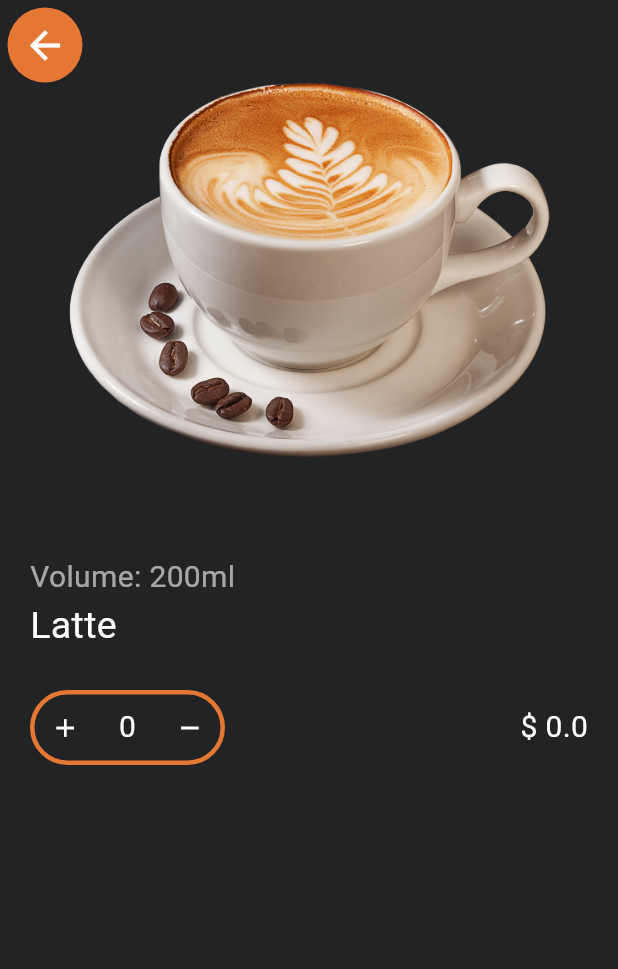
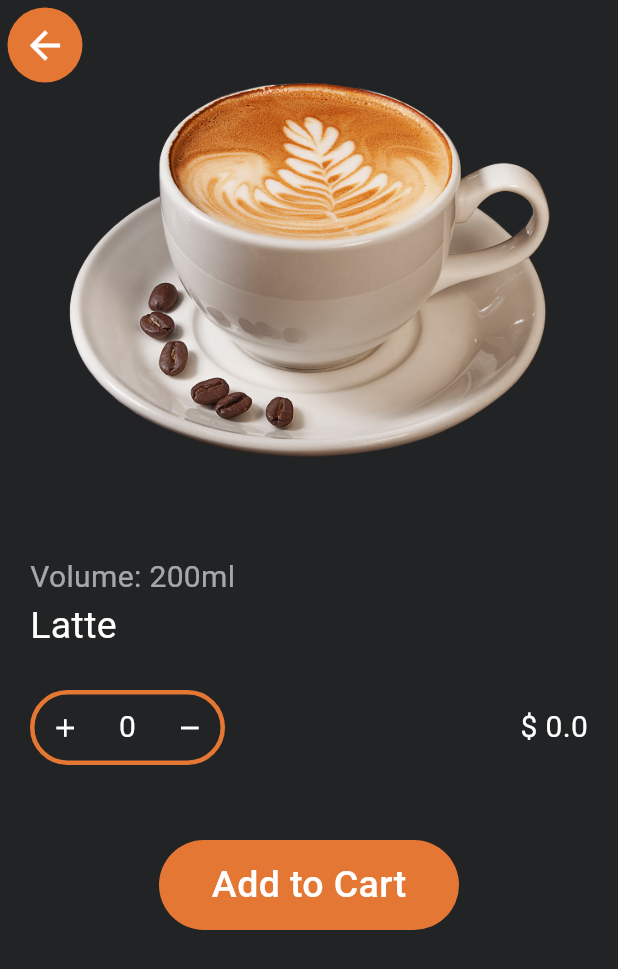
Before and after one commit to YorranPetrick/Coffe_Shop_App, a Flutter app: the HomePage screen opened directly, after a tap on "Latte", on a phone screen of 412 x 824 dp. Shown: the top 969 px of the screen. Run offline on Flutter 3.47's test engine with Material 3 defaults, Android fonts, the phone set to English and light mode, and no system bars.

```diff
--- a/lib/components/coffee_quantity_value.dart
+++ b/lib/components/coffee_quantity_value.dart
@@ -1,4 +1,6 @@
 import 'package:flutter/material.dart';
+
+import '../pages/coffee_shopping.dart';
 
 class CoffeQuantityValue extends StatefulWidget {
   final double valueCoffeeVariable;
@@ -15,7 +17,9 @@ class _CoffeQuantityValueState extends State<CoffeQuantityValue> {
 
   @override
   Widget build(BuildContext context) {
-    return Row(
+    return Column(
+      children: [
+        Row(
           mainAxisAlignment: MainAxisAlignment.spaceBetween,
           children: [
             Container(
@@ -35,7 +39,8 @@ class _CoffeQuantityValueState extends State<CoffeQuantityValue> {
                     onTap: () {
                       setState(() {
                         quantityCoffe++;
-                    valueCoffee = widget.valueCoffeeVariable * quantityCoffe;
+                        valueCoffee =
+                            widget.valueCoffeeVariable * quantityCoffe;
                         //print(quantityCoffe);
                         //print(valueCoffee);
                       });
@@ -57,7 +62,8 @@ class _CoffeQuantityValueState extends State<CoffeQuantityValue> {
                       if (quantityCoffe > 0) {
                         setState(() {
                           quantityCoffe--;
-                      valueCoffee = widget.valueCoffeeVariable * quantityCoffe;
+                          valueCoffee =
+                              widget.valueCoffeeVariable * quantityCoffe;
                           //print(quantityCoffe);
                           //print(valueCoffee);
                         });
@@ -82,6 +88,43 @@ class _CoffeQuantityValueState extends State<CoffeQuantityValue> {
               ),
             ),
           ],
+        ),
+        const SizedBox(
+          height: 50,
+        ),
+        //Botão de Add ao Cart
+        Center(
+          child: InkWell(
+            onTap: () {
+              Navigator.push(
+                context,
+                MaterialPageRoute(
+                  builder: (context) => CoffeeShopping(
+                    valueCoffee: '$valueCoffee',
+                  ),
+                ),
+              );
+            },
+            child: Container(
+              alignment: Alignment.center,
+              width: 200,
+              height: 60,
+              decoration: BoxDecoration(
+                color: Color(0xFFE57734),
+                borderRadius: BorderRadius.circular(30),
+              ),
+              child: Text(
+                'Add to Cart',
+                style: const TextStyle(
+                  color: Colors.white,
+                  fontSize: 25,
+                  fontWeight: FontWeight.w500,
+                ),
+              ),
+            ),
+          ),
+        ),
+      ],
     );
   }
 }
--- a/lib/components/gridview_coffe.dart
+++ b/lib/components/gridview_coffe.dart
@@ -17,25 +17,25 @@ class GradViewCoffe extends StatelessWidget {
           mainAxisSpacing: 8,
           crossAxisSpacing: 8,
           children: [
-            const CardGridView(
+            CardGridView(
               coffeeImage: 'assets/images/Latte.png',
               nameCoffee: 'Latte',
               descriptionCoffee: 'Volume: 200ml',
               valueCoffee: '30',
             ),
-            const CardGridView(
+            CardGridView(
               coffeeImage: 'assets/images/Espresso.png',
               nameCoffee: 'Espresso',
               descriptionCoffee: 'Volume: 150ml',
               valueCoffee: '25',
             ),
-            const CardGridView(
+            CardGridView(
               coffeeImage: 'assets/images/Black Coffee.png',
               nameCoffee: 'Black Coffee',
               descriptionCoffee: 'Volume: 150ml',
               valueCoffee: '15',
             ),
-            const CardGridView(
+            CardGridView(
               coffeeImage: 'assets/images/Cold Coffee.png',
               nameCoffee: 'Cold Coffee',
               descriptionCoffee: 'Volume: 600ml',
--- a/lib/components/image_background_appbar.dart
+++ b/lib/components/image_background_appbar.dart
@@ -1,4 +1,6 @@
 import 'package:flutter/material.dart';
+
+import '../reusable_widgets/back_button.dart';
 
 class ImageBackgroundAppBar extends StatelessWidget {
   final String imageCoffe;
@@ -10,33 +12,7 @@ class ImageBackgroundAppBar extends StatelessWidget {
   Widget build(BuildContext context) {
     return Column(
       children: [
-        Container(
-          padding: const EdgeInsets.only(
-            top: 5,
-            left: 5,
-          ),
-          alignment: Alignment.centerLeft,
-          width: double.infinity,
-          //Criação do botão para retornar a pagina Home
-          child: InkWell(
-            onTap: () {
-              Navigator.pop(context);
-            },
-            child: Container(
-              width: 50,
-              height: 50,
-              decoration: BoxDecoration(
-                color: const Color(0xFFE57734),
-                borderRadius: BorderRadius.circular(50),
-              ),
-              child: const Icon(
-                Icons.arrow_back,
-                size: 30,
-                color: Colors.white,
-              ),
-            ),
-          ),
-        ),
+        const BackkButton(),
         Container(
           padding: const EdgeInsets.only(bottom: 50),
           width: double.infinity,
--- a/lib/pages/home_page.dart
+++ b/lib/pages/home_page.dart
@@ -22,7 +22,7 @@ class HomePage extends StatelessWidget {
           const Padding(
             padding: EdgeInsets.only(right: 5),
             child: Icon(
-              Icons.notifications,
+              Icons.shopping_cart,
               size: 32,
             ),
           ),
--- a/lib/pages/page_details_coffee.dart
+++ b/lib/pages/page_details_coffee.dart
@@ -1,5 +1,4 @@
 import 'package:flutter/material.dart';
-
 import '../components/coffee_quantity_value.dart';
 import '../components/image_background_appbar.dart';
 
@@ -39,8 +38,6 @@ class _PageDetailsCoffeeState extends State<PageDetailsCoffee> {
           Padding(
             padding: const EdgeInsets.only(left: 20, right: 20),
             child: Expanded(
-              child: SizedBox(
-                width: double.infinity,
               child: Column(
                 crossAxisAlignment: CrossAxisAlignment.start,
                 children: [
@@ -66,11 +63,7 @@ class _PageDetailsCoffeeState extends State<PageDetailsCoffee> {
                             widget.valueCoffeePageDetails) ??
                         0.0, // caso o valor do tryParse seja nulo o valor a ser passado para a variavel será 0.0
                   ),
-                    const SizedBox(
-                      height: 20,
-                    ),
                 ],
-                ),
               ),
             ),
           )
--- /dev/null
+++ b/lib/reusable_widgets/back_button.dart
@@ -0,0 +1,36 @@
+import 'package:flutter/material.dart';
+
+class BackkButton extends StatelessWidget {
+  const BackkButton({Key? key}) : super(key: key);
+
+  @override
+  Widget build(BuildContext context) {
+    return Container(
+      padding: const EdgeInsets.only(
+        top: 5,
+        left: 5,
+      ),
+      alignment: Alignment.centerLeft,
+      width: double.infinity,
+      //Criação do botão para retornar a pagina Home
+      child: InkWell(
+        onTap: () {
+          Navigator.pop(context);
+        },
+        child: Container(
+          width: 50,
+          height: 50,
+          decoration: BoxDecoration(
+            color: const Color(0xFFE57734),
+            borderRadius: BorderRadius.circular(50),
+          ),
+          child: const Icon(
+            Icons.arrow_back,
+            size: 30,
+            color: Colors.white,
+          ),
+        ),
+      ),
+    );
+  }
+}
--- a/lib/reusable_widgets/card_gridview.dart
+++ b/lib/reusable_widgets/card_gridview.dart
@@ -1,19 +1,27 @@
 import 'package:flutter/material.dart';
 import '../pages/page_details_coffee.dart';
 
-class CardGridView extends StatelessWidget {
+class CardGridView extends StatefulWidget {
   final String coffeeImage;
   final String nameCoffee;
   final String descriptionCoffee;
   final String valueCoffee;
 
-  const CardGridView(
+  CardGridView(
       {required this.coffeeImage,
       required this.nameCoffee,
       required this.descriptionCoffee,
       required this.valueCoffee,
       Key? key})
       : super(key: key);
+
+  @override
+  State<CardGridView> createState() => _CardGridViewState();
+}
+
+class _CardGridViewState extends State<CardGridView> {
+  bool iconFavoriteColor = false;
+  bool containerIconFavorite = false;
 
   @override
   Widget build(BuildContext context) {
@@ -23,10 +31,10 @@ class CardGridView extends StatelessWidget {
           context,
           MaterialPageRoute(
               builder: (context) => PageDetailsCoffee(
-                    coffeeImagePageDetails: coffeeImage,
-                    nameCoffeePageDetails: nameCoffee,
-                    descriptionCoffeePageDetails: descriptionCoffee,
-                    valueCoffeePageDetails: valueCoffee,
+                    coffeeImagePageDetails: widget.coffeeImage,
+                    nameCoffeePageDetails: widget.nameCoffee,
+                    descriptionCoffeePageDetails: widget.descriptionCoffee,
+                    valueCoffeePageDetails: widget.valueCoffee,
                   )),
         );
       },
@@ -42,12 +50,12 @@ class CardGridView extends StatelessWidget {
             SizedBox(
               width: 100,
               height: 100,
-              child: Image.asset(coffeeImage),
+              child: Image.asset(widget.coffeeImage),
             ),
             SizedBox(
               width: double.infinity,
               child: Text(
-                nameCoffee,
+                widget.nameCoffee,
                 style: const TextStyle(
                   color: Colors.white,
                   fontSize: 20,
@@ -57,7 +65,7 @@ class CardGridView extends StatelessWidget {
             SizedBox(
               width: double.infinity,
               child: Text(
-                descriptionCoffee,
+                widget.descriptionCoffee,
                 style: const TextStyle(
                   color: Colors.white60,
                   fontSize: 16,
@@ -68,7 +76,7 @@ class CardGridView extends StatelessWidget {
               mainAxisAlignment: MainAxisAlignment.spaceBetween,
               children: [
                 Text(
-                  '\$ $valueCoffee',
+                  '\$ ${widget.valueCoffee}',
                   style: const TextStyle(
                     color: Colors.white,
                     fontSize: 16,
@@ -77,15 +85,33 @@ class CardGridView extends StatelessWidget {
                 Container(
                   width: 50,
                   height: 50,
-                  decoration: const BoxDecoration(
-                    color: Color(0xFFE57734),
-                    borderRadius: BorderRadius.only(
+                  decoration: BoxDecoration(
+                    color: containerIconFavorite
+                        ? Colors.white
+                        : Color(0xFFE57734),
+                    borderRadius: const BorderRadius.only(
                       topLeft: Radius.circular(50),
                     ),
                   ),
-                  child: const Expanded(
-                    child: Center(
-                      child: Icon(Icons.favorite),
+                  child: InkWell(
+                    onTap: () {
+                      setState(() {
+                        iconFavoriteColor = true;
+                        containerIconFavorite = true;
+                      });
+                    },
+                    onDoubleTap: () {
+                      setState(() {
+                        iconFavoriteColor = false;
+                        containerIconFavorite = false;
+                      });
+                    },
+                    child: Expanded(
+                      child: Center(
+                        child: Icon(Icons.favorite,
+                            color:
+                                iconFavoriteColor ? Colors.red : Colors.white),
+                      ),
                     ),
                   ),
                 ),
--- a/pubspec.yaml
+++ b/pubspec.yaml
@@ -9,6 +9,7 @@ environment:
 dependencies:
   flutter:
     sdk: flutter
+  sqflite: ^2.0.3
 
 dev_dependencies:
   flutter_test:
```
Also changed, not shown: lib/pages/coffee_shopping.dart (added, +35 -0 lines), 1 other file. Lines whose indentation alone changed are shown as unchanged.
